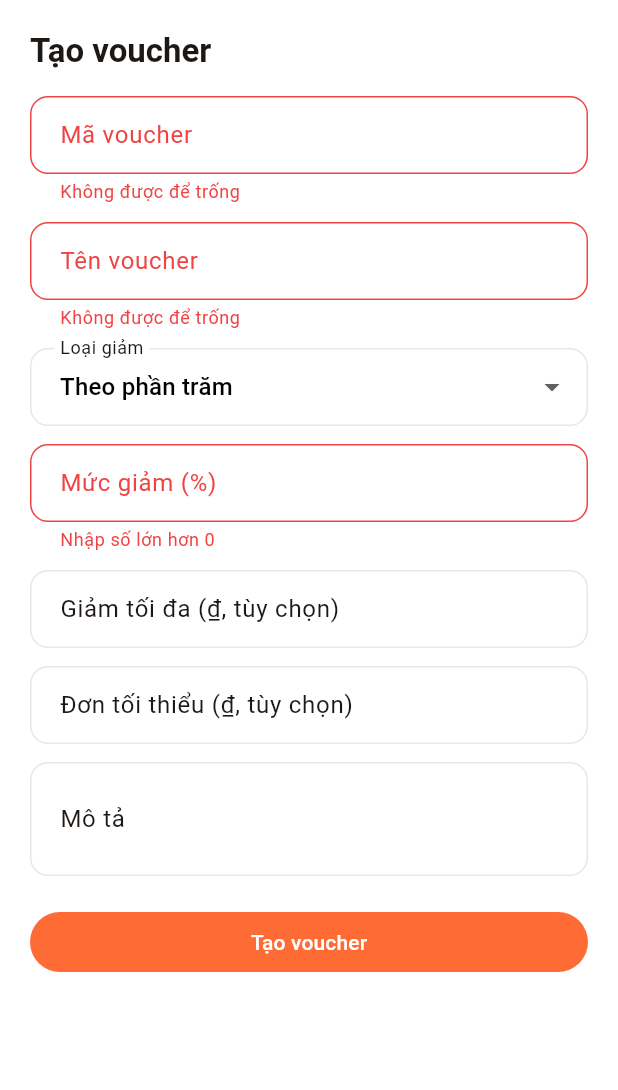
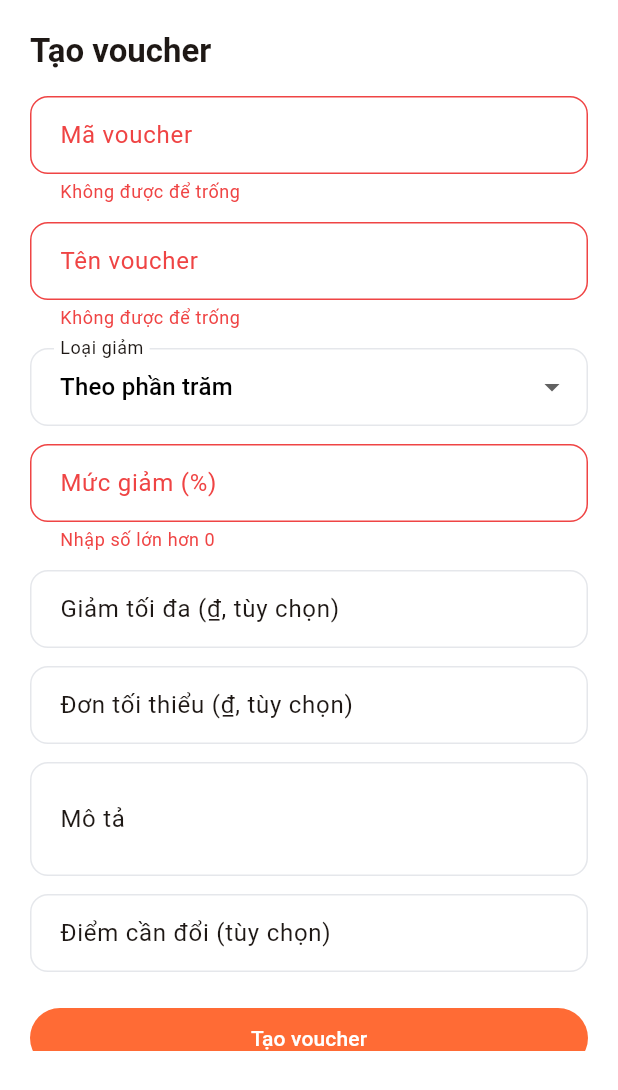
Before and after one commit to LeTranBaoPhuc/CrownDine-App, a Flutter app: the _VoucherForm widget shown alone on an empty page, opened directly, after a tap on "Tạo voucher", on a phone screen of 412 x 824 dp. Shown: the top 1090 px of the screen. Run offline on Flutter 3.47's test engine with Material 3 defaults, Android fonts, the phone set to English and light mode, and no system bars; our stand-ins replace dio, flutter_riverpod, google_fonts, google_sign_in, shared_preferences, webview_flutter; accounts and stored records are empty; network calls fail.

Commit message:
feat(vouchers): configure reward point price in admin

```diff
--- a/lib/data/models/admin_voucher_model.dart
+++ b/lib/data/models/admin_voucher_model.dart
@@ -84,6 +84,7 @@ class AdminVoucherDraft {
   final double? maxDiscountValue;
   final double? minValue;
   final String description;
+  final int? pointsRequired;
 
   const AdminVoucherDraft(
       {required this.code,
@@ -92,7 +93,8 @@ class AdminVoucherDraft {
       required this.discountValue,
       this.maxDiscountValue,
       this.minValue,
-      required this.description});
+      required this.description,
+      this.pointsRequired});
 
   Map<String, dynamic> toJson() => {
         'code': code.trim().toUpperCase(),
@@ -103,5 +105,6 @@ class AdminVoucherDraft {
         'maxDiscountValue': maxDiscountValue,
         'minValue': minValue,
         'description': description.trim(),
+        'pointsRequired': pointsRequired,
       };
 }
--- a/lib/presentation/screens/admin/voucher/admin_voucher_screen.dart
+++ b/lib/presentation/screens/admin/voucher/admin_voucher_screen.dart
@@ -284,6 +284,8 @@ class _AdminVoucherScreenState extends State<AdminVoucherScreen> {
                           if (voucher.minValue != null)
                             Text(
                                 'Đơn tối thiểu: ${CurrencyFormatter.format(voucher.minValue)}'),
+                          if (voucher.pointsRequired != null)
+                            Text('Đổi bằng ${voucher.pointsRequired} CrownPoints'),
                         ],
                       )),
                 )),
@@ -330,12 +332,14 @@ class _VoucherFormState extends State<_VoucherForm> {
       TextEditingController(text: widget.initial?.minValue?.toString() ?? '');
   late final _description =
       TextEditingController(text: widget.initial?.description ?? '');
+  late final _points = TextEditingController(
+      text: widget.initial?.pointsRequired?.toString() ?? '');
   late AdminVoucherType _type =
       widget.initial?.type ?? AdminVoucherType.percentage;
 
   @override
   void dispose() {
-    for (final controller in [_code, _name, _value, _max, _min, _description]) {
+    for (final controller in [_code, _name, _value, _max, _min, _description, _points]) {
       controller.dispose();
     }
     super.dispose();
@@ -442,6 +446,20 @@ class _VoucherFormState extends State<_VoucherForm> {
                         maxLines: 2,
                         decoration: const InputDecoration(
                             labelText: 'Mô tả', border: OutlineInputBorder())),
+                    const SizedBox(height: 12),
+                    TextFormField(
+                        controller: _points,
+                        keyboardType: TextInputType.number,
+                        validator: (value) {
+                          if (value == null || value.trim().isEmpty) return null;
+                          final points = int.tryParse(value.trim());
+                          return points == null || points <= 0
+                              ? 'Nhập số điểm nguyên lớn hơn 0'
+                              : null;
+                        },
+                        decoration: const InputDecoration(
+                            labelText: 'Điểm cần đổi (tùy chọn)',
+                            border: OutlineInputBorder())),
                     const SizedBox(height: 20),
                     FilledButton(
                         onPressed: () {
@@ -460,6 +478,9 @@ class _VoucherFormState extends State<_VoucherForm> {
                                     ? null
                                     : double.parse(_min.text.trim()),
                                 description: _description.text,
+                                pointsRequired: _points.text.trim().isEmpty
+                                    ? null
+                                    : int.parse(_points.text.trim()),
                               ));
                         },
                         child: Text(widget.initial == null
```
Also changed, not shown: 1 other file.
